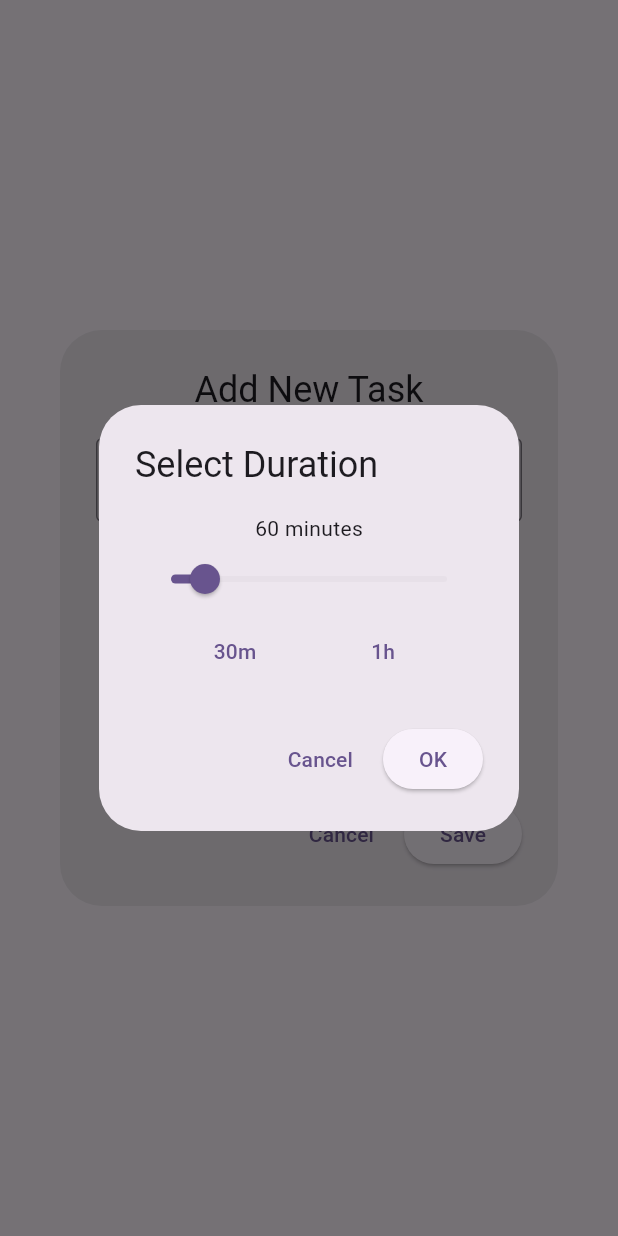
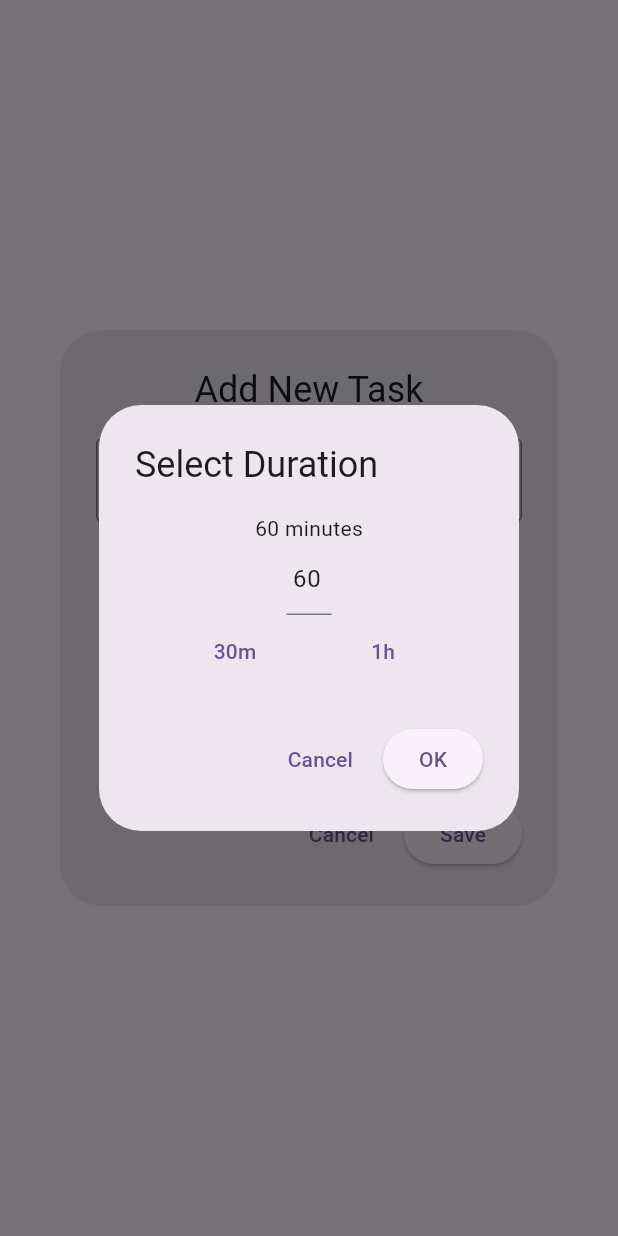
Before and after one commit to Orio77/potential_aid_app, a Flutter app: the AddTaskDialog widget shown alone on an empty page, opened directly, after a tap on "Duration", on a phone screen of 412 x 824 dp. Run offline on Flutter 3.47's test engine with Material 3 defaults, Android fonts, the light colour scheme and no system bars; our stand-ins replace drift, drift_flutter, flutter_riverpod; missing offline and left inert: time_machine; accounts and stored records are empty; generated files the repository leaves out were written again.

Commit message:
0.4 Improved duration picker widget

```diff
--- a/lib/widgets/add_task_dialog.dart
+++ b/lib/widgets/add_task_dialog.dart
@@ -2,6 +2,7 @@ import 'package:flutter/material.dart';
 import 'package:flutter_riverpod/flutter_riverpod.dart';
 import 'package:potential_aid_app/providers/schedule_notifier.dart';
 import 'package:potential_aid_app/providers/settings_notifier.dart';
+import 'package:potential_aid_app/widgets/duration_picker_dialog.dart';
 
 class AddTaskDialog extends ConsumerStatefulWidget {
   const AddTaskDialog({super.key});
@@ -182,7 +183,7 @@ class _AddTaskDialogState extends ConsumerState<AddTaskDialog> {
     final int? picked = await showDialog(
       context: context,
       builder: (context) =>
-          _DurationPickerDialog(initialDuration: _durationMinutes),
+          DurationPickerDialog(initialDuration: _durationMinutes),
     );
 
     if (picked != null) {
@@ -193,71 +194,6 @@ class _AddTaskDialogState extends ConsumerState<AddTaskDialog> {
   }
 }
 
-class _DurationPickerDialog extends StatefulWidget {
-  final int initialDuration;
-
-  const _DurationPickerDialog({required this.initialDuration});
-
-  @override
-  State<_DurationPickerDialog> createState() => _DurationPickerDialogState();
-}
-
-class _DurationPickerDialogState extends State<_DurationPickerDialog> {
-  late int _duration;
-
-  @override
-  void initState() {
-    super.initState();
-    _duration = widget.initialDuration;
-  }
-
-  @override
-  Widget build(BuildContext context) {
-    return AlertDialog(
-      title: const Text('Select Duration'),
-      content: Column(
-        mainAxisSize: MainAxisSize.min,
-        children: [
-          Text('$_duration minutes'),
-          Slider(
-            value: _duration.toDouble(),
-            min: 1,
-            max: 480,
-            onChanged: (value) {
-              setState(() {
-                _duration = value.round();
-              });
-            },
-          ),
-          Row(
-            mainAxisAlignment: MainAxisAlignment.spaceEvenly,
-            children: [
-              TextButton(
-                onPressed: () => setState(() => _duration = 30),
-                child: const Text('30m'),
-              ),
-              TextButton(
-                onPressed: () => setState(() => _duration = 60),
-                child: const Text('1h'),
-              ),
-            ],
-          ),
-        ],
-      ),
-      actions: [
-        TextButton(
-          onPressed: () => Navigator.of(context).pop(),
-          child: const Text('Cancel'),
-        ),
-        ElevatedButton(
-          onPressed: () => Navigator.of(context).pop(_duration),
-          child: const Text('OK'),
-        ),
-      ],
-    );
-  }
-}
-
 Future<void> showAddTaskDialog(BuildContext context) async {
   await showDialog(
     context: context,
--- /dev/null
+++ b/lib/widgets/duration_picker_dialog.dart
@@ -0,0 +1,95 @@
+import 'package:flutter/material.dart';
+import 'package:flutter/services.dart';
+
+class DurationPickerDialog extends StatefulWidget {
+  final int initialDuration;
+
+  const DurationPickerDialog({super.key, required this.initialDuration});
+
+  @override
+  State<DurationPickerDialog> createState() => _DurationPickerDialogState();
+}
+
+class _DurationPickerDialogState extends State<DurationPickerDialog> {
+  late int _duration;
+  final durationController = TextEditingController();
+
+  @override
+  void initState() {
+    super.initState();
+    _duration = widget.initialDuration;
+    durationController.text = _duration.toString();
+    durationController.addListener(() {
+      final text = durationController.text.trim();
+      final value = int.tryParse(text);
+      if (value != null) {
+        setState(() {
+          _duration = value;
+        });
+      }
+    });
+  }
+
+  @override
+  void dispose() {
+    durationController.dispose();
+    super.dispose();
+  }
+
+  @override
+  Widget build(BuildContext context) {
+    return AlertDialog(
+      title: const Text('Select Duration'),
+      content: Column(
+        mainAxisSize: MainAxisSize.min,
+        children: [
+          Text('$_duration minutes'),
+          ConstrainedBox(
+            constraints: BoxConstraints.tightFor(width: 30),
+            child: TextField(
+              controller: durationController,
+              keyboardType: TextInputType.number,
+              inputFormatters: [FilteringTextInputFormatter.digitsOnly],
+              textAlign: TextAlign.center,
+              decoration: InputDecoration(
+                floatingLabelBehavior: FloatingLabelBehavior.always,
+              ),
+            ),
+          ),
+          Row(
+            mainAxisAlignment: MainAxisAlignment.spaceEvenly,
+            children: [
+              TextButton(
+                onPressed: () {
+                  setState(() => _duration = 30);
+                  durationController.text = '30';
+                },
+                child: const Text('30m'),
+              ),
+              TextButton(
+                onPressed: () {
+                  setState(() => _duration = 60);
+                  durationController.text = '60';
+                },
+                child: const Text('1h'),
+              ),
+            ],
+          ),
+        ],
+      ),
+      actions: [
+        TextButton(
+          onPressed: () => Navigator.of(context).pop(),
+          child: const Text('Cancel'),
+        ),
+        ElevatedButton(
+          onPressed: () => {
+            _duration = int.parse(durationController.text.trim()),
+            Navigator.of(context).pop(_duration),
+          },
+          child: const Text('OK'),
+        ),
+      ],
+    );
+  }
+}
--- a/lib/widgets/schedule_list.dart
+++ b/lib/widgets/schedule_list.dart
@@ -26,6 +26,7 @@ class ScheduleList extends ConsumerWidget {
 
   Widget _buildScheduleList(List<BlockWithTask> blocks, WidgetRef ref) {
     return ReorderableListView.builder(
+      buildDefaultDragHandles: true,
       padding: const EdgeInsets.symmetric(horizontal: 0, vertical: 8),
       itemCount: blocks.length,
       itemBuilder: (context, index) {
```
Also changed, not shown: lib/main.dart (+1 -17 lines).
